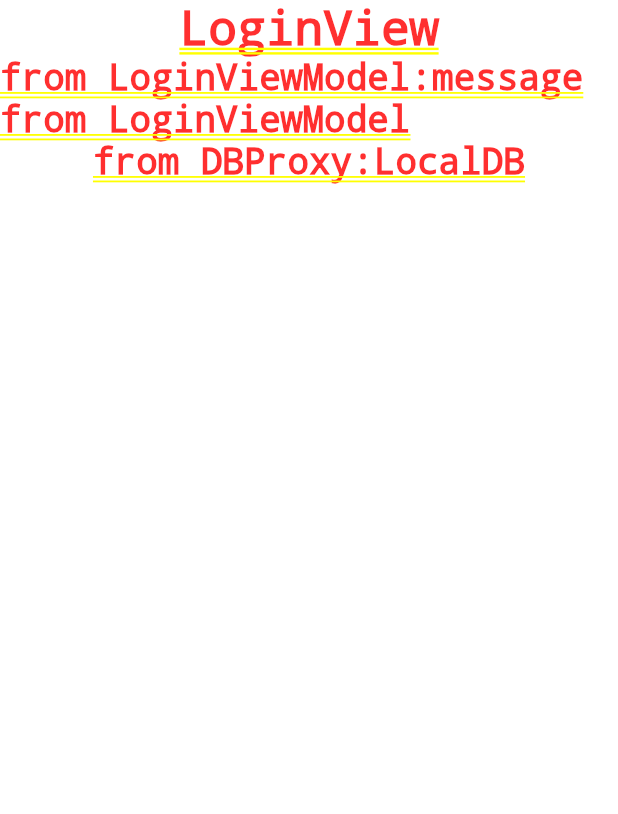
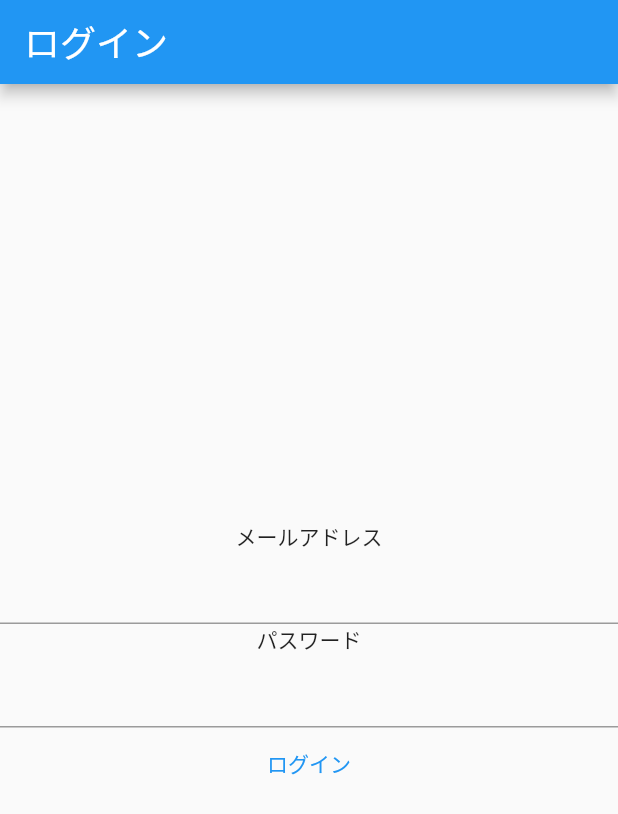
Before and after one commit to kikuchi-masahide/simple-todo, a Flutter app: the screen it shows after launch, on a phone screen of 412 x 824 dp. Shown: the top 814 px of the screen. Run offline on Flutter 3.47's test engine with Material 2 defaults, Android fonts, the phone set to English and light mode, and no system bars.

```diff
--- a/flutter_app/lib/Model/DB/db_proxy.dart
+++ b/flutter_app/lib/Model/DB/db_proxy.dart
@@ -1,6 +1,5 @@
 import 'package:flutter/material.dart';
 
-abstract class DBProxy with ChangeNotifier
-{
-  String name();
+abstract class DBProxy with ChangeNotifier {
+  Future<String> login(String email, String password);
 }
--- a/flutter_app/lib/Model/Service/auth_service.dart
+++ b/flutter_app/lib/Model/Service/auth_service.dart
@@ -1,6 +1,12 @@
 import 'package:flutter/material.dart';
+import 'package:flutter_app/Model/DB/db_proxy.dart';
 
-class AuthService extends ChangeNotifier
-{
-  AuthService();
+class AuthService extends ChangeNotifier {
+  final DBProxy _dbProxy;
+
+  AuthService(this._dbProxy);
+
+  Future<String> login(String email, String password) {
+    return _dbProxy.login(email, password);
+  }
 }
--- a/flutter_app/lib/View/Login/LoginView.dart
+++ /dev/null
@@ -1,19 +0,0 @@
-import 'package:flutter/material.dart';
-import 'package:flutter_app/View/Login/LoginViewModel.dart';
-import 'package:provider/provider.dart';
-import 'package:flutter_app/Model/DB/db_proxy.dart';
-
-class LoginView extends StatelessWidget
-{
-  @override
-  Widget build(BuildContext context)
-  {
-    return Column(
-      children: [
-        Text('LoginView',style: TextStyle(fontSize: 32.0),),
-        Text('from LoginViewModel:${context.read<LoginViewModel>().message}',style: TextStyle(fontSize: 24.0),),
-        Text('from DBProxy:${context.read<DBProxy>().name()}',style:TextStyle(fontSize: 24.0)),
-      ],
-    );
-  }
-}
--- a/flutter_app/lib/View/Login/LoginViewModel.dart
+++ /dev/null
@@ -1,6 +0,0 @@
-import 'package:flutter/material.dart';
-
-class LoginViewModel extends ChangeNotifier
-{
-  final String message = 'message from LoginViewModel';
-}
--- a/flutter_app/lib/View/Login/LoginViewProvider.dart
+++ /dev/null
@@ -1,16 +0,0 @@
-import 'package:flutter/material.dart';
-import 'package:flutter_app/View/Login/LoginView.dart';
-import 'package:flutter_app/View/Login/LoginViewModel.dart';
-import 'package:provider/provider.dart';
-
-class LoginViewProvider extends StatelessWidget
-{
-  @override
-  Widget build(BuildContext context)
-  {
-    return ChangeNotifierProvider(
-      create: (_) => LoginViewModel(),
-      child: LoginView(),
-    );
-  }
-}
--- /dev/null
+++ b/flutter_app/lib/View/Login/login_view.dart
@@ -0,0 +1,57 @@
+import 'package:flutter/material.dart';
+import 'package:flutter_app/View/Login/login_view_model.dart';
+import 'package:provider/provider.dart';
+
+class LoginView extends StatelessWidget {
+  final _emailController = TextEditingController();
+  final _passwordController = TextEditingController();
+
+  @override
+  Widget build(BuildContext context) {
+    return Scaffold(
+      appBar: AppBar(
+          title: const Text(
+        'ログイン',
+        style: TextStyle(fontSize: 24.0),
+      )),
+      body: Center(
+        child: Column(
+          mainAxisAlignment: MainAxisAlignment.center,
+          mainAxisSize: MainAxisSize.max,
+          crossAxisAlignment: CrossAxisAlignment.center,
+          children: [
+            const Text('メールアドレス'),
+            TextField(
+              controller: _emailController,
+            ),
+            const Text('パスワード'),
+            TextField(
+              controller: _passwordController,
+              obscureText: true,
+            ),
+            TextButton(
+              onPressed: () => _onLoginPressed(context),
+              child: const Text('ログイン'),
+            )
+          ],
+        ),
+      ),
+    );
+  }
+
+  ///ログインボタンが押された時の挙動
+  void _onLoginPressed(BuildContext context) async {
+    await context
+        .read<LoginViewModel>()
+        .login(context, _emailController.text, _passwordController.text)
+        .then((_) => showDialog(
+            context: context,
+            builder: (c) => const AlertDialog(
+                title: Text('ログイン成功'), content: Text('ログインに成功しました'))))
+        .catchError((e) => showDialog(
+            context: context,
+            builder: (c) => AlertDialog(
+                title: const Text('ログイン失敗'),
+                content: Text('ログインに失敗しました　エラー:$e'))));
+  }
+}
--- /dev/null
+++ b/flutter_app/lib/View/Login/login_view_model.dart
@@ -0,0 +1,15 @@
+import 'package:flutter/material.dart';
+import 'package:flutter_app/Model/Service/auth_service.dart';
+
+class LoginViewModel extends ChangeNotifier {
+  final AuthService _authService;
+
+  LoginViewModel(this._authService);
+
+  Future<void> login(
+      BuildContext context, String email, String password) async {
+    final String token = await _authService.login(email, password);
+    //tokenを用いたページ遷移処理
+    return;
+  }
+}
--- /dev/null
+++ b/flutter_app/lib/View/Login/login_view_provider.dart
@@ -0,0 +1,15 @@
+import 'package:flutter/material.dart';
+import 'package:flutter_app/Model/Service/auth_service.dart';
+import 'package:flutter_app/View/Login/login_view.dart';
+import 'package:flutter_app/View/Login/login_view_model.dart';
+import 'package:provider/provider.dart';
+
+class LoginViewProvider extends StatelessWidget {
+  @override
+  Widget build(BuildContext context) {
+    return ChangeNotifierProvider(
+      create: (_) => LoginViewModel(context.read<AuthService>()),
+      child: LoginView(),
+    );
+  }
+}
--- a/flutter_app/pubspec.yaml
+++ b/flutter_app/pubspec.yaml
@@ -36,6 +36,7 @@ dependencies:
   # Use with the CupertinoIcons class for iOS style icons.
   cupertino_icons: ^1.0.2
   provider: ^6.0.5
+  path_provider: ^2.0.13
 
 dev_dependencies:
   flutter_test:
```
Also changed, not shown: flutter_app/lib/Model/DB/local_db.dart (+45 -5 lines), flutter_app/lib/main.dart (+6 -9 lines), flutter_app/pubspec.lock, 10 other files.
